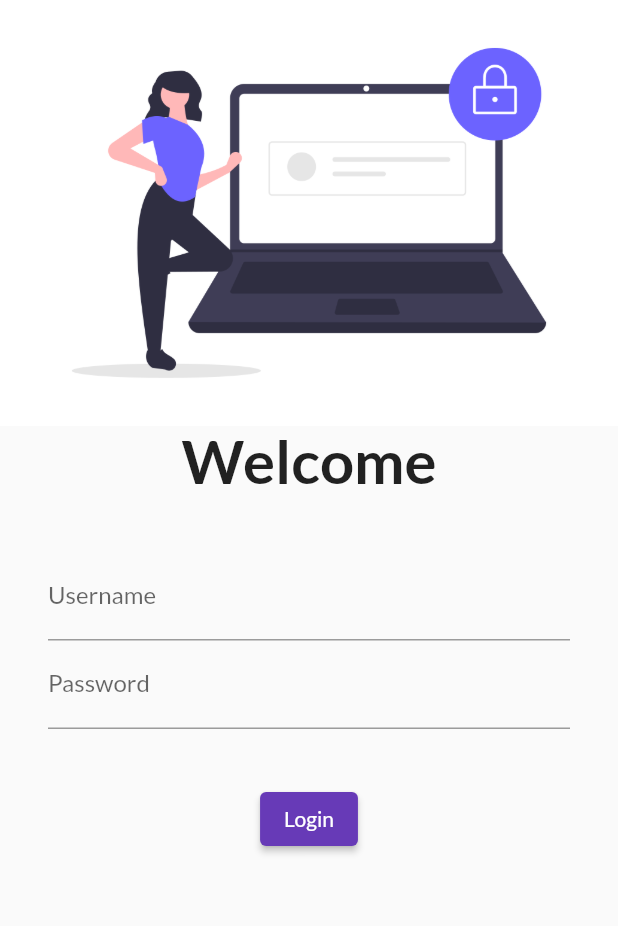
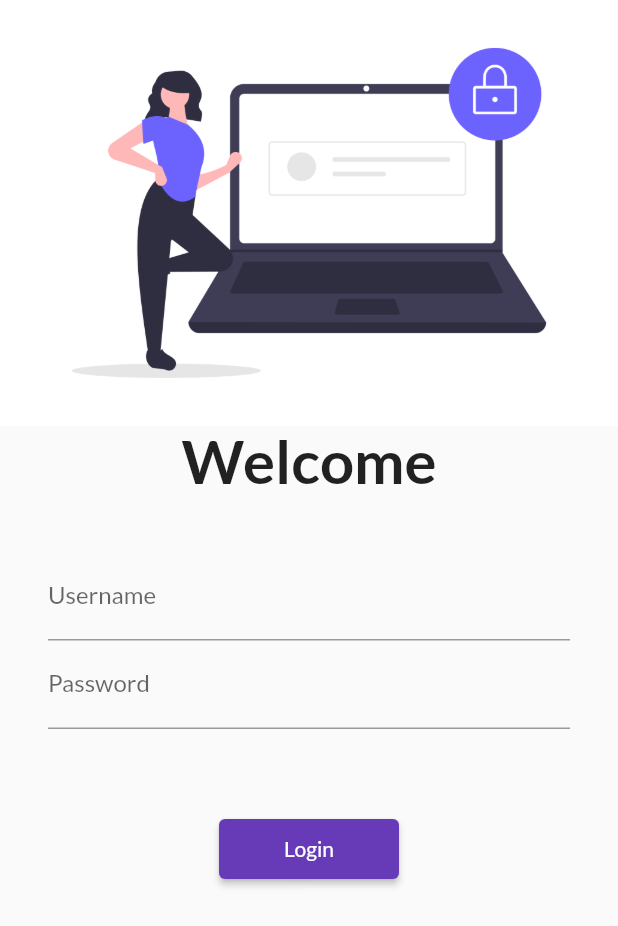
Before and after one commit to bhaveshs6/flutter-demo-app, a Flutter app: the screen it shows after launch, on a phone screen of 412 x 824 dp. Shown: the top 926 px of the screen. Run offline on Flutter 3.47's test engine with Material 2 defaults, Android fonts, the phone set to English and light mode, and no system bars; our stand-ins replace google_fonts.

```diff
--- a/lib/pages/login.dart
+++ b/lib/pages/login.dart
@@ -1,4 +1,5 @@
 import 'package:flutter/material.dart';
+import 'package:myapp/utils/routes.dart';
 
 class LoginPage extends StatelessWidget {
   const LoginPage({Key? key}) : super(key: key);
@@ -6,6 +7,7 @@ class LoginPage extends StatelessWidget {
   @override
   Widget build(BuildContext context) {
     return Material(
+        child: SingleChildScrollView(
       child: Column(
         children: [
           Image.asset("assets/images/undraw_secure_login_pdn4.png",
@@ -14,7 +16,8 @@ class LoginPage extends StatelessWidget {
               style: TextStyle(fontSize: 40, fontWeight: FontWeight.bold)),
           SizedBox(height: 20),
           Padding(
-          padding: const EdgeInsets.symmetric(vertical: 16.0, horizontal: 32.0),
+            padding:
+                const EdgeInsets.symmetric(vertical: 16.0, horizontal: 32.0),
             child: Column(
               children: [
                 TextFormField(
@@ -31,13 +34,16 @@ class LoginPage extends StatelessWidget {
               ],
             ),
           ),
-        SizedBox(height: 20),
+          SizedBox(height: 40),
           ElevatedButton(
             child: Text("Login"),
-          style: TextButton.styleFrom(),
-          onPressed: () {},
+            style: TextButton.styleFrom(minimumSize: Size(120, 40)),
+            onPressed: () {
+              Navigator.pushNamed(context, MyRoutes.homeRoute);
+            },
           )
         ],
+      ),
     ));
   }
 }
```
Lines whose indentation alone changed are shown as unchanged.
